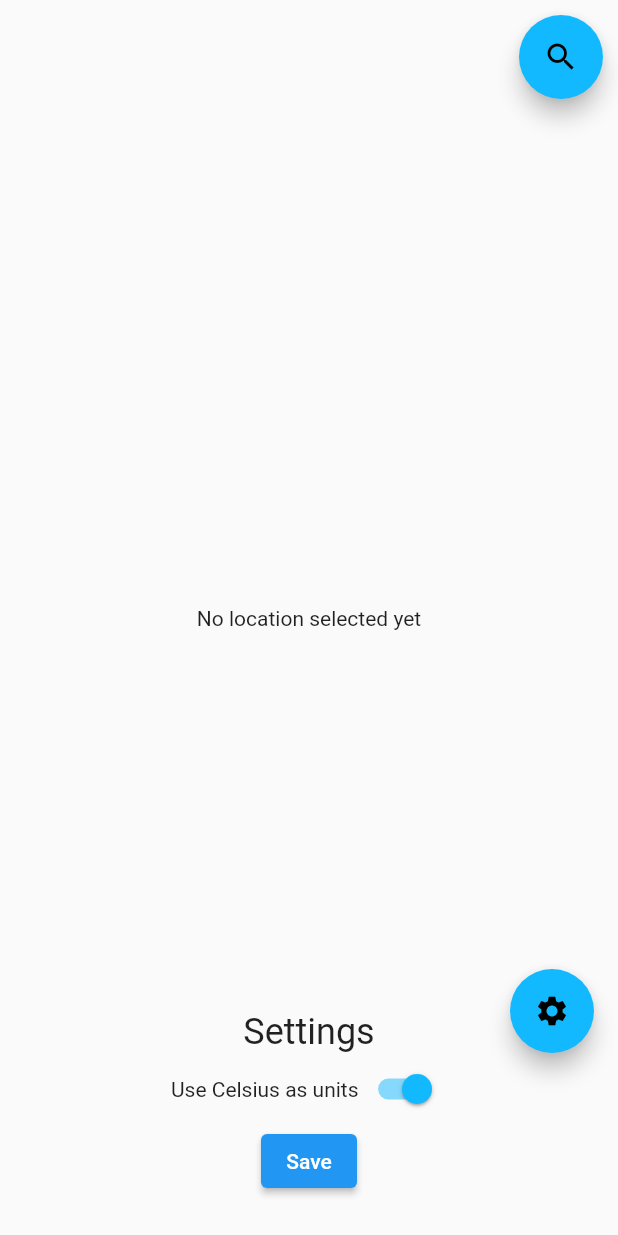
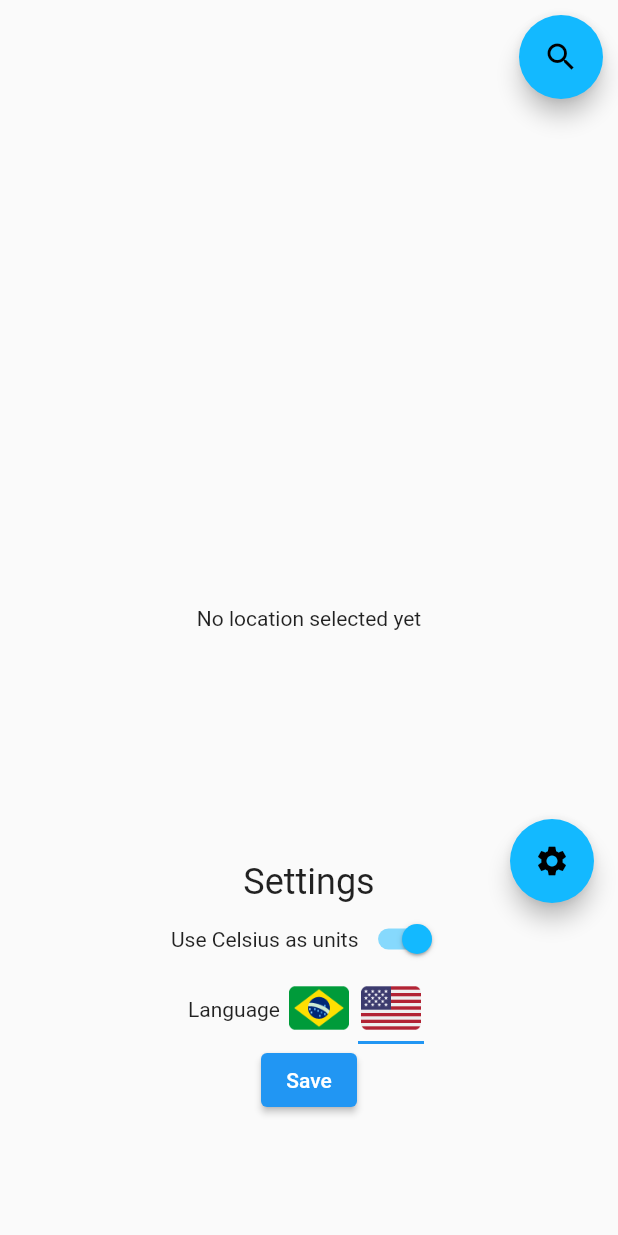
Before and after one commit to erickzanardo/bit_weather, a Flutter app: the screen it shows after launch, after a tap on the "settings" icon, on a phone screen of 412 x 824 dp. Run offline on Flutter 3.47's test engine with Material 2 defaults, Android fonts, the phone set to English and light mode, and no system bars; our stand-ins replace bloc, dio, equatable, flutter_bloc; generated files the repository leaves out were written again.

Commit message:
Adding multilanguage support

```diff
--- a/lib/app/app.dart
+++ b/lib/app/app.dart
@@ -1,3 +1,4 @@
+import 'package:bit_weather/models/settings.dart';
 import 'package:bit_weather/repositories/weather_repository.dart';
 import 'package:bit_weather/settings/bloc/settings_bloc.dart';
 import 'package:bit_weather/settings/bloc/settings_event.dart';
@@ -22,7 +23,9 @@ class App extends StatelessWidget {
   Widget build(BuildContext context) {
     return BlocProvider(
       create: (_) => SettingsBloc(),
-      child: MaterialApp(
+      child: BlocBuilder<SettingsBloc, SettingsState>(
+        builder: (_, state) {
+          return MaterialApp(
             theme: ThemeData(
               accentColor: const Color(0xFF13B9FF),
               appBarTheme: const AppBarTheme(color: Color(0xFF13B9FF)),
@@ -32,9 +35,8 @@ class App extends StatelessWidget {
               GlobalMaterialLocalizations.delegate,
             ],
             supportedLocales: AppLocalizations.supportedLocales,
-        home: BlocBuilder<SettingsBloc, SettingsState>(
-          builder: (_, state) {
-            return Scaffold(
+            locale: Locale(state.settings.flag == Flag.br ? 'pt' : 'en', ''),
+            home: Scaffold(
               body: BlocProvider(
                 create: (context) => WeatherBloc(repository: repository),
                 child: WeatherPage(settings: state.settings),
@@ -62,9 +64,9 @@ class App extends StatelessWidget {
                   },
                 );
               }),
+            ),
           );
         },
-        ),
       ),
     );
   }
--- a/lib/l10n/arb/app_en.arb
+++ b/lib/l10n/arb/app_en.arb
@@ -14,8 +14,9 @@
     "updatedAt": "Updated at",
     "save": "Save",
     "useCelsiusLabel": "Use Celsius as units",
+    "language": "Language",
     "settings": "Settings",
-    "errorView": "Something wrong happend, please try again",
+    "errorView": "Something wrong happened, please try again",
     "loadingView": "Searching...",
     "locationNotFoundView": "City not found"
 }
--- a/lib/l10n/arb/app_pt.arb
+++ b/lib/l10n/arb/app_pt.arb
@@ -14,6 +14,7 @@
     "updatedAt": "Atualizado em",
     "save": "Salvar",
     "useCelsiusLabel": "Use Celsius como medidas",
+    "language": "Língua",
     "settings": "Configurações",
     "errorView": "Problemas ao buscar previsão, por favor tente novamente",
     "loadingView": "Pesquisando...",
--- a/lib/models/settings.dart
+++ b/lib/models/settings.dart
@@ -8,10 +8,13 @@ enum UnitType {
   celsius,
 }
 
+enum Flag { br, us }
+
 @JsonSerializable()
 class Settings extends Equatable {
   Settings({
     required this.units,
+    required this.flag,
   });
 
   factory Settings.fromJson(Map<String, dynamic> json) {
@@ -19,9 +22,10 @@ class Settings extends Equatable {
   }
 
   final UnitType units;
+  final Flag flag;
 
   Map<String, dynamic> toJson() => _$SettingsToJson(this);
 
   @override
-  List<Object?> get props => [units];
+  List<Object?> get props => [units, flag];
 }
--- a/lib/settings/bloc/settings_bloc.dart
+++ b/lib/settings/bloc/settings_bloc.dart
@@ -7,7 +7,10 @@ class SettingsBloc extends Bloc<SettingsEvent, SettingsState> {
   SettingsBloc()
       : super(
           SettingsState(
-            settings: Settings(units: UnitType.celsius),
+            settings: Settings(
+                units: UnitType.celsius,
+                flag: Flag.us,
+            ),
           ),
         );
 
--- /dev/null
+++ b/lib/settings/widgets/flag_selector.dart
@@ -0,0 +1,74 @@
+import 'package:bit_weather/models/settings.dart';
+import 'package:flutter/material.dart';
+
+class FlagSelector extends StatelessWidget {
+  FlagSelector({
+    required this.flag,
+    required this.onChange,
+  });
+
+  final Flag flag;
+  final void Function(Flag) onChange;
+
+  void _select(Flag flag) {
+    onChange(flag);
+  }
+
+  @override
+  Widget build(BuildContext context) {
+    return Container(
+      width: 100,
+      child: Row(
+        mainAxisAlignment: MainAxisAlignment.spaceEvenly,
+        children: [
+          _FlagImage(
+            key: const Key('br_option'),
+            url: 'assets/images/br.png',
+            selected: flag == Flag.br,
+            onSelect: () => _select(Flag.br),
+          ),
+          _FlagImage(
+            key: const Key('us_option'),
+            url: 'assets/images/us.png',
+            selected: flag == Flag.us,
+            onSelect: () => _select(Flag.us),
+          ),
+        ],
+      ),
+    );
+  }
+}
+
+class _FlagImage extends StatelessWidget {
+  _FlagImage({
+    Key? key,
+    required this.url,
+    required this.selected,
+    required this.onSelect,
+  }): super(key: key);
+
+  final String url;
+  final bool selected;
+  final VoidCallback onSelect;
+
+  @override
+  Widget build(BuildContext context) {
+    return GestureDetector(
+      onTap: onSelect,
+      child: Container(
+        padding: const EdgeInsets.all(2),
+        child: Image.asset(url, width: 40),
+        decoration: BoxDecoration(
+          border: Border(
+            bottom: BorderSide(
+              width: 2,
+              color: selected
+                  ? Theme.of(context).primaryColor
+                  : Colors.transparent,
+            ),
+          ),
+        ),
+      ),
+    );
+  }
+}
--- a/lib/settings/widgets/settings_panel.dart
+++ b/lib/settings/widgets/settings_panel.dart
@@ -1,4 +1,5 @@
 import 'package:bit_weather/models/settings.dart';
+import 'package:bit_weather/settings/widgets/flag_selector.dart';
 import 'package:flutter/material.dart';
 import 'package:bit_weather/l10n/l10n.dart';
 
@@ -20,10 +21,12 @@ class SettingsPanel extends StatefulWidget {
 
 class _SettingsPanelState extends State<SettingsPanel> {
   late bool _useCelsius;
+  late Flag _flag;
 
   @override
   void initState() {
     _useCelsius = widget.currentSettings.units == UnitType.celsius;
+    _flag = widget.currentSettings.flag;
 
     super.initState();
   }
@@ -32,6 +35,7 @@ class _SettingsPanelState extends State<SettingsPanel> {
     widget.onSave(
       Settings(
         units: _useCelsius ? UnitType.celsius : UnitType.fahrenheit,
+        flag: _flag,
       ),
     );
     Navigator.of(context).pop();
@@ -41,7 +45,7 @@ class _SettingsPanelState extends State<SettingsPanel> {
   Widget build(BuildContext context) {
     final l10n = context.l10n;
     return Container(
-      height: 150,
+      height: 250,
       child: Column(
         mainAxisAlignment: MainAxisAlignment.start,
         mainAxisSize: MainAxisSize.min,
@@ -56,7 +60,20 @@ class _SettingsPanelState extends State<SettingsPanel> {
                   value: _useCelsius,
                   onChanged: (value) {
                     setState(() => _useCelsius = value);
-                  }),
+                  },
+              ),
+            ],
+          ),
+          Row(
+            mainAxisAlignment: MainAxisAlignment.center,
+            children: [
+              Text(l10n.language),
+              FlagSelector(
+                  flag: _flag,
+                  onChange: (flag) {
+                    setState(() => _flag = flag);
+                  },
+              ),
             ],
           ),
           ElevatedButton(
--- a/pubspec.yaml
+++ b/pubspec.yaml
@@ -31,3 +31,6 @@ dev_dependencies:
 flutter:
   uses-material-design: true
   generate: true
+
+  assets:
+    - assets/images/
```
Also changed, not shown: assets/images/br.png (added), assets/images/us.png (added), lib/models/settings.g.dart, 6 other files. Lines whose indentation alone changed are shown as unchanged.
